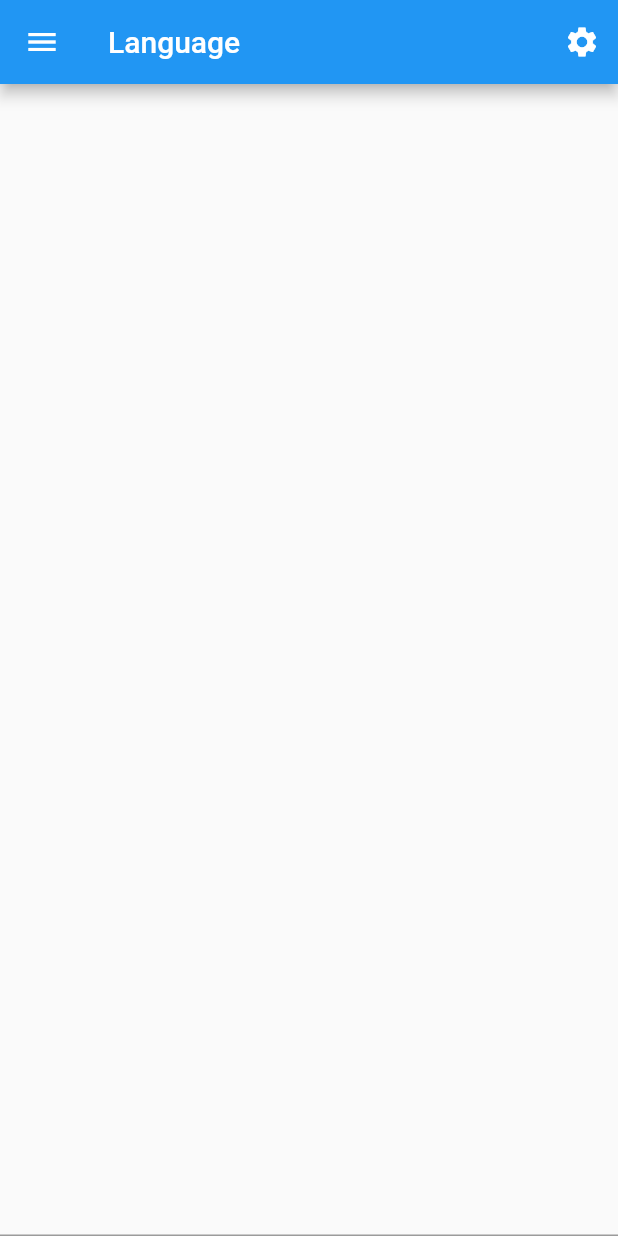
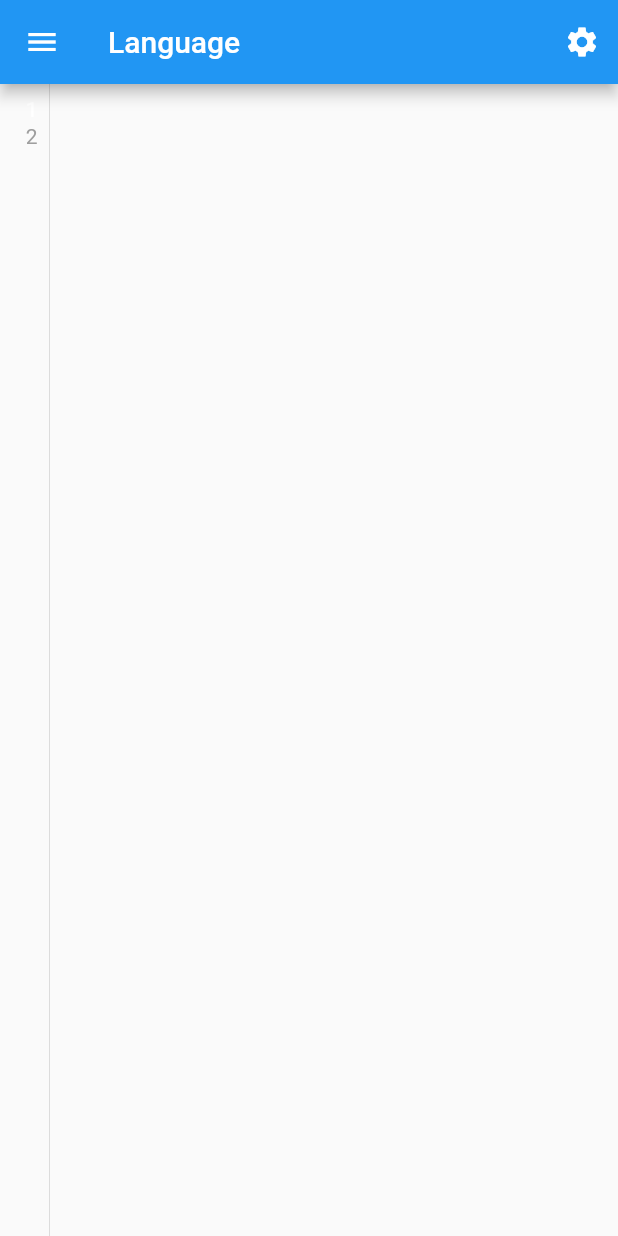
Before and after one commit to dhzdhd/ExCode, a Flutter app: the screen it shows after launch, on a phone screen of 412 x 824 dp. Run offline on Flutter 3.47's test engine with Material 2 defaults, Android fonts, the phone set to English and light mode, and no system bars.

Commit message:
Add line numbers to editor and FiraCode font

```diff
--- a/lib/src/home/widgets/editor.dart
+++ b/lib/src/home/widgets/editor.dart
@@ -1,14 +1,79 @@
 import 'package:flutter/material.dart';
 
-class EditorWidget extends StatelessWidget {
+class EditorWidget extends StatefulWidget {
   const EditorWidget({Key? key}) : super(key: key);
 
   @override
+  State<EditorWidget> createState() => _EditorWidgetState();
+}
+
+class _EditorWidgetState extends State<EditorWidget> {
+  var _lineCount = 2;
+  var _selectedLine = 1;
+  late final TextEditingController _controller;
+
+  @override
+  void initState() {
+    super.initState();
+
+    _controller = TextEditingController();
+  }
+
+  @override
+  void dispose() {
+    _controller.dispose();
+
+    super.dispose();
+  }
+
+  @override
   Widget build(BuildContext context) {
-    return const TextField(
-      enableInteractiveSelection: true,
-      expands: true,
-      maxLines: null,
-    );
+    return Row(children: [
+      Padding(
+        padding: const EdgeInsets.only(top: 7.0, bottom: 7.0),
+        child: SizedBox(
+          width: 25,
+          child: ListView(
+            children: [
+              for (int i = 1; i < _lineCount + 1; i++)
+                Padding(
+                  padding: const EdgeInsets.only(top: 2.0),
+                  child: Text(
+                    '$i',
+                    textDirection: TextDirection.rtl,
+                    style: TextStyle(
+                      fontSize: 14,
+                      color: i == _selectedLine ? Colors.white : Colors.grey,
+                    ),
+                  ),
+                ),
+            ],
+          ),
+        ),
+      ),
+      const VerticalDivider(),
+      Expanded(
+        child: TextField(
+          decoration: const InputDecoration(border: InputBorder.none),
+          cursorColor: Colors.white,
+          controller: _controller,
+          enableInteractiveSelection: true,
+          expands: true,
+          maxLines: null,
+          onChanged: ((text) {
+            setState(() {
+              newLineMatches(text) => '\n'.allMatches(text);
+              _lineCount = newLineMatches(text).length + 1;
+              _selectedLine = newLineMatches(text.substring(
+                    0,
+                    _controller.selection.extentOffset,
+                  )).length +
+                  1;
+            });
+          }),
+          style: const TextStyle(fontFamily: 'FiraCode'),
+        ),
+      )
+    ]);
   }
 }
--- a/pubspec.yaml
+++ b/pubspec.yaml
@@ -29,5 +29,11 @@ flutter:
   # Enable generation of localized Strings from arb files.
   generate: true
 
+  fonts:
+    - family: FiraCode
+      fonts:
+        - asset: assets/fonts/FiraCode.ttf
+          weight: 700
+
   assets:
     - assets/images/
```
Also changed, not shown: assets/fonts/FiraCode.ttf (added).
